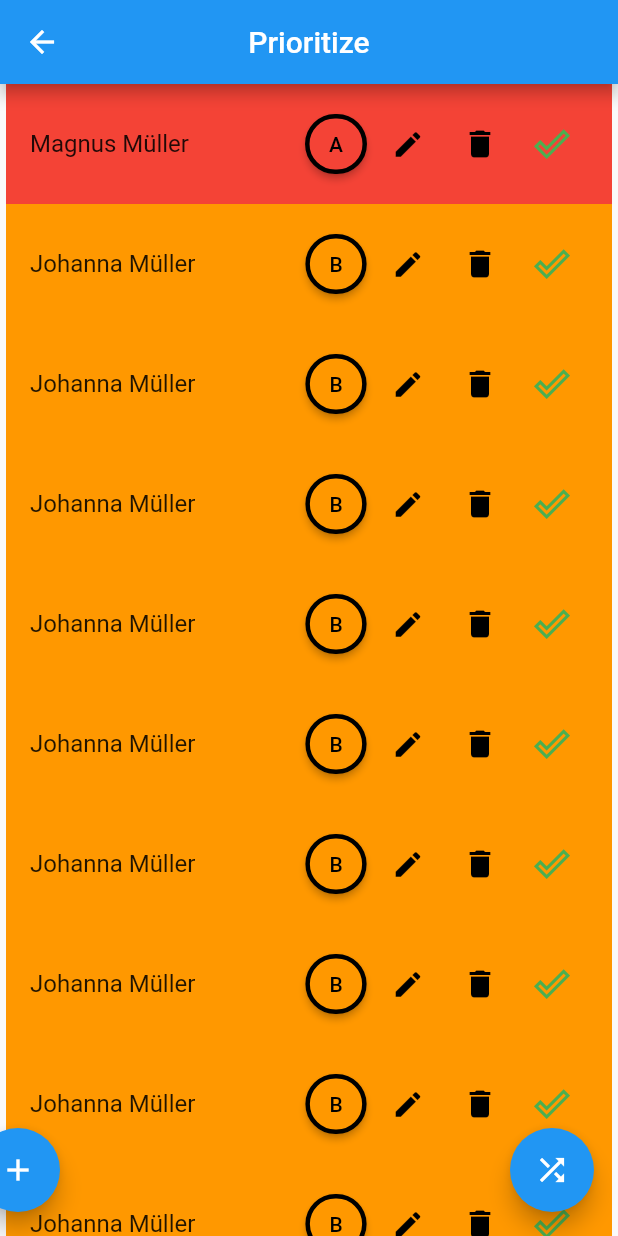
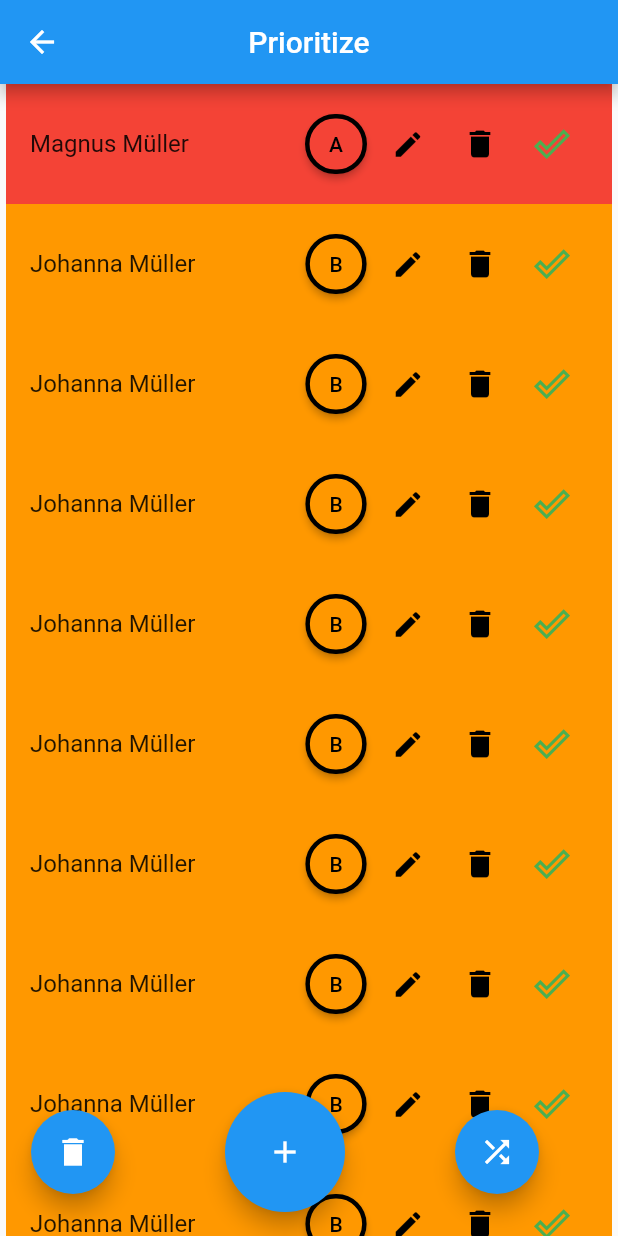
Before and after one commit to MagMueller/king_of_live, a Flutter app: the PrioPage screen opened directly, on a phone screen of 412 x 824 dp. Run offline on Flutter 3.47's test engine with Material 2 defaults, Android fonts, the phone set to English and light mode, and no system bars.

Commit message:
delte all items button

```diff
--- a/lib/pages/prio.dart
+++ b/lib/pages/prio.dart
@@ -57,12 +57,18 @@ class _PrioPageState extends State<PrioPage> {
           },
         ),
         floatingActionButton: Row(
-          mainAxisAlignment: MainAxisAlignment.spaceBetween,
+          mainAxisAlignment: MainAxisAlignment.spaceAround,
           children: [
             FloatingActionButton(
-                onPressed: () => _displayDialog(),
-                tooltip: 'Add Item',
-                child: Icon(Icons.add)),
+                onPressed: () => delete_all_items(), child: Icon(Icons.delete_sharp)),
+            Container(
+              height: 80.0,
+              width: 80.0,
+              child: FloatingActionButton(
+                  onPressed: () => _displayDialog(),
+                  tooltip: 'Add Item',
+                  child: Icon(Icons.add)),
+            ),
             FloatingActionButton(
               child: Icon(Icons.shuffle),
               onPressed: orderList,
@@ -84,20 +90,26 @@ class _PrioPageState extends State<PrioPage> {
             //Text(user.prio),
             ElevatedButton(
               style: ButtonStyle(
-                minimumSize:MaterialStateProperty.resolveWith((states) => Size(1, 40)) ,
-                backgroundColor: MaterialStateProperty.resolveWith((states) => get_my_color(user.prio, user.done)),
-                //backgroundColor: get_my_color(user.prio, user.done),
+                  minimumSize: MaterialStateProperty.resolveWith(
+                      (states) => Size(1, 40)),
+                  backgroundColor: MaterialStateProperty.resolveWith(
+                      (states) => get_my_color(user.prio, user.done)),
+                  //backgroundColor: get_my_color(user.prio, user.done),
                   shape: MaterialStateProperty.all<RoundedRectangleBorder>(
                       RoundedRectangleBorder(
                           borderRadius: BorderRadius.circular(700.0),
                           side: BorderSide(color: Colors.black, width: 3.0)))),
-              child: Text(get_prio_text(user.prio), style: TextStyle(color: Colors.black),),
+              child: Text(
+                get_prio_text(user.prio),
+                style: TextStyle(color: Colors.black),
+              ),
               onPressed: () {
                 setState(() {
-                  if (user.prio == 3){
+                  if (user.prio == 3) {
                     user.prio = 1;
-
-                  }else{user.prio += 1;}
+                  } else {
+                    user.prio += 1;
+                  }
                 });
               },
             ),
@@ -208,4 +220,8 @@ class _PrioPageState extends State<PrioPage> {
       users[index].done = !users[index].done;
     });
   }
+
+  delete_all_items() {
+    users = [];
+  }
 }
```
